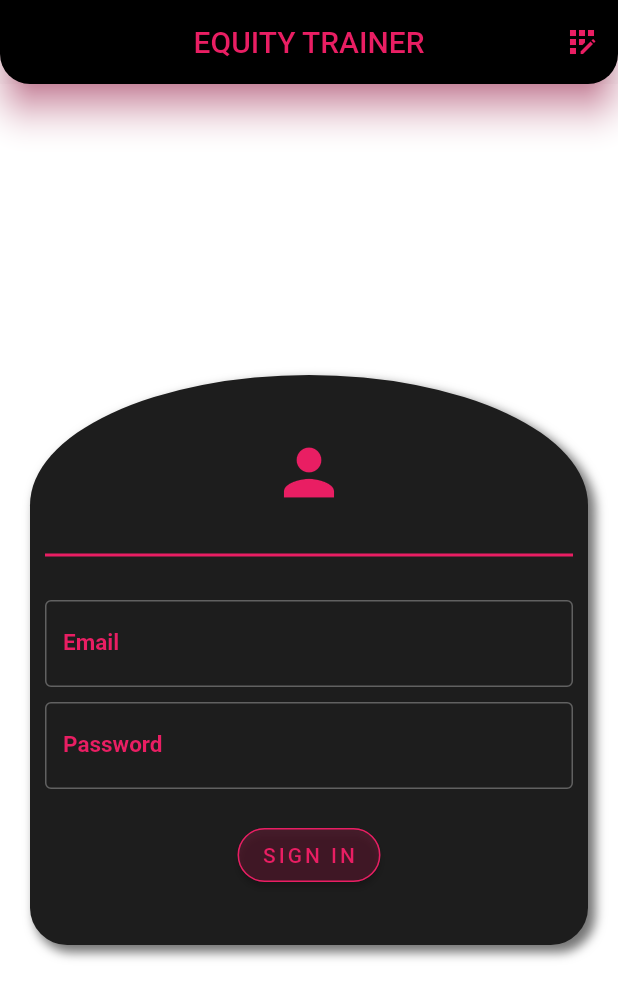
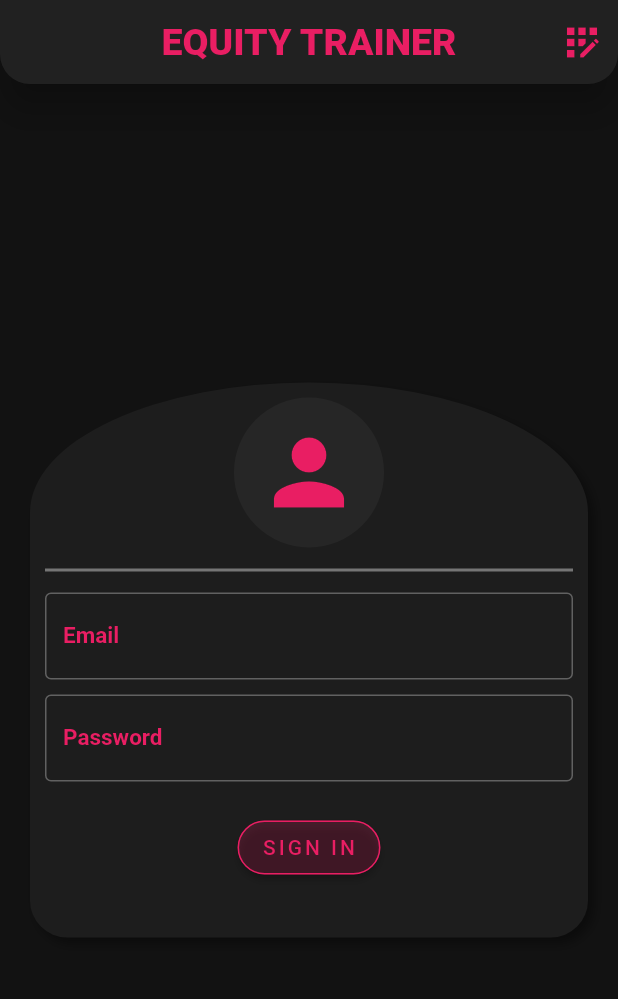
Before and after one commit to shivamsoni1501/Equity-Trainer, a Flutter app: the screen it shows after launch, on a phone screen of 412 x 824 dp. Shown: the top 999 px of the screen. Run offline on Flutter 3.47's test engine with Material 2 defaults, Android fonts, the phone set to English and light mode, and no system bars; our stand-ins replace cloud_firestore, firebase_auth, firebase_core; missing offline and left inert: finance_quote; accounts and stored records are empty.

Commit message:
final commit

```diff
--- a/lib/models/constants.dart
+++ b/lib/models/constants.dart
@@ -103,10 +103,10 @@ final boxDecoration = BoxDecoration(
     color: customColorScheme.surface,
     boxShadow: [
       BoxShadow(
-        color: Colors.black54,
+        color: Colors.black38,
         blurRadius: 5,
         offset: Offset(4, 4),
-        spreadRadius: 1,
+        spreadRadius: 0,
       )
     ]);
 
--- a/lib/screen/authenticate/signin.dart
+++ b/lib/screen/authenticate/signin.dart
@@ -23,16 +23,16 @@ class _SignInState extends State<SignIn> {
   Widget build(BuildContext context) {
     return Scaffold(
       appBar: AppBar(
-        backgroundColor: Colors.black,
+        backgroundColor: customColorScheme.primary,
         centerTitle: true,
         shape: RoundedRectangleBorder(
           borderRadius: BorderRadius.vertical(bottom: Radius.circular(20)),
         ),
-        shadowColor: Colors.pink,
+        shadowColor: Colors.black,
         elevation: 10,
         title: Text(
           "EQUITY TRAINER",
-          style: TextStyle(color: Colors.pink),
+          style: Theme.of(context).textTheme.headline1,
         ),
         actions: [
           IconButton(
@@ -42,13 +42,13 @@ class _SignInState extends State<SignIn> {
             icon: Icon(
               Icons.app_registration,
               color: Colors.pink,
+              size: 30,
             ),
           )
         ],
       ),
-      body: Container(
-        color: Colors.white,
-        child: Center(
+      backgroundColor: customColorScheme.background,
+      body: Center(
         child: SingleChildScrollView(
           child: Container(
             margin: EdgeInsets.all(20),
@@ -58,7 +58,20 @@ class _SignInState extends State<SignIn> {
               key: _formKey,
               child: Column(
                 children: [
-                    icon(Icons.person),
+                  CircleAvatar(
+                    foregroundColor: Colors.pink,
+                    backgroundColor: customColorScheme.primaryVariant,
+                    radius: 50,
+                    child: Icon(
+                      Icons.person,
+                      size: 70,
+                    ),
+                  ),
+                  Divider(
+                    color: Colors.grey.shade600,
+                    thickness: 2,
+                    height: 30,
+                  ),
                   TextFormField(
                     keyboardType: TextInputType.emailAddress,
                     onFieldSubmitted: (val) {
@@ -78,8 +91,7 @@ class _SignInState extends State<SignIn> {
                     validator: (val) =>
                         val.length > 7 ? null : 'Enter a valide Password',
                     style: textStyle,
-                      decoration:
-                          inputDecoration.copyWith(labelText: "Password"),
+                    decoration: inputDecoration.copyWith(labelText: "Password"),
                   ),
                   SizedBox(height: 20),
                   RaisedButton(
@@ -131,7 +143,6 @@ class _SignInState extends State<SignIn> {
           ),
         ),
       ),
-      ),
     );
   }
 }
```
Also changed, not shown: lib/screen/authenticate/signup.dart (+19 -4 lines), lib/screen/home/homePage/homeBody.dart (+8 -2 lines), lib/screen/home/homePage/insideStock/alertBox.dart (+10 -4 lines), lib/screen/home/portfolioPage/portfolio.dart (+23 -12 lines). Lines whose indentation alone changed are shown as unchanged.
